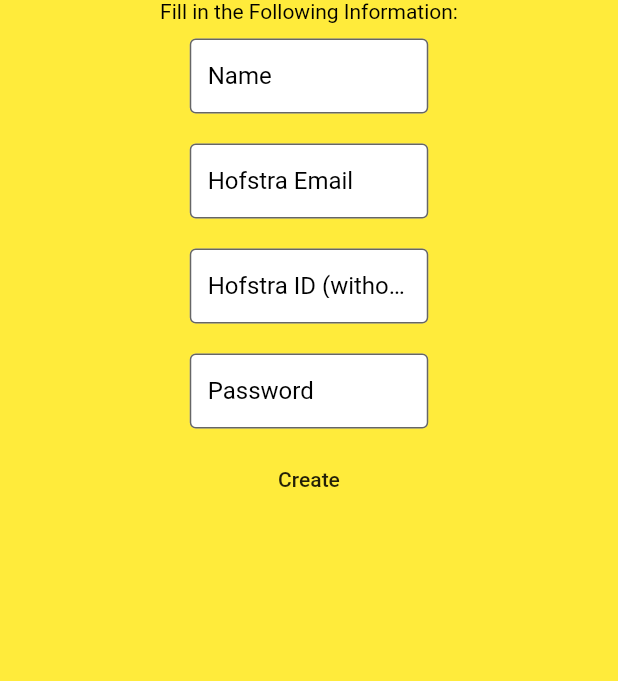
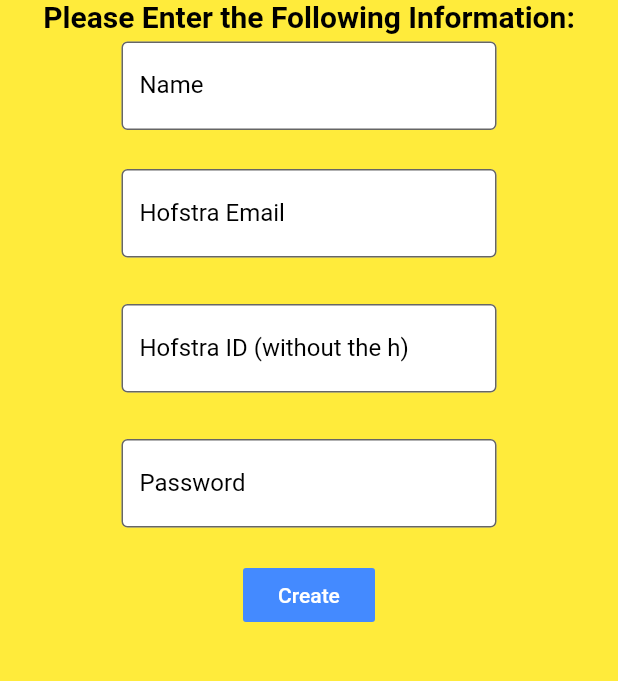
Before and after one commit to dtleight/HofSwap, a Flutter app: the screen it shows after launch, after a tap on "Create New Account", on a phone screen of 412 x 824 dp, the part 548-1229 px from its top. Run offline on Flutter 3.47's test engine with Material 2 defaults, Android fonts, the phone set to English and light mode, and no system bars; our stand-ins replace cached_network_image, cloud_firestore, firebase_auth, firebase_core, fluttertoast; missing offline and left inert: mailer; accounts and stored records are empty.

Commit message:
somehow it's possible for our app to be PRETTIER

```diff
--- a/lib/Pages/LoginPage.dart
+++ b/lib/Pages/LoginPage.dart
@@ -43,6 +43,7 @@ class _LoginPageState extends State<LoginPage> {
                   height: 70.0,
                   width: 250,
                   child: TextField(
+                      style: TextStyle(color: Colors.black),
                       decoration: new InputDecoration(
                           labelText: "Hofstra ID",
                           filled: true,
@@ -67,7 +68,7 @@ class _LoginPageState extends State<LoginPage> {
                   height: 70.0,
                   width: 250,
                   child: TextField(
-
+                      style: TextStyle(color: Colors.black),
                       decoration: new InputDecoration(
                           labelText: "Password",
                           filled: true,
--- a/lib/Pages/NewUserPage.dart
+++ b/lib/Pages/NewUserPage.dart
@@ -52,12 +52,13 @@ class _NewUserPageState extends State<NewUserPage> {
                 Align(
                     alignment: Alignment.center,
                     child: Image(image: AssetImage("assets/logo.png"))),
-                Text("Fill in the Following Information:"),
+                Text("Please Enter the Following Information:", textAlign: TextAlign.center,
+                    style: TextStyle(color: Colors.black, fontWeight: FontWeight.bold, fontSize: 20)),
                 Padding(
-                  padding: EdgeInsets.all(10),
+                  padding: EdgeInsets.all(5),
                   child: Container(
-                    height: 50.0,
-                    width: 159.0,
+                    height: 70.0,
+                    width: 250.0,
                     child: TextField(
                         decoration: new InputDecoration(
                             labelText: "Name",
@@ -78,8 +79,8 @@ class _NewUserPageState extends State<NewUserPage> {
                 Padding(
                   padding: EdgeInsets.all(10),
                   child: Container(
-                    height: 50.0,
-                    width: 159.0,
+                    height: 70.0,
+                    width: 250.0,
                     child: TextField(
 
                         decoration: new InputDecoration(
@@ -101,8 +102,8 @@ class _NewUserPageState extends State<NewUserPage> {
                 Padding(
                   padding: EdgeInsets.all(10),
                   child: Container(
-                    height: 50.0,
-                    width: 159.0,
+                    height: 70.0,
+                    width: 250.0,
                     child: TextField(
                         decoration: new InputDecoration(
                             labelText: "Hofstra ID (without the h)",
@@ -123,8 +124,8 @@ class _NewUserPageState extends State<NewUserPage> {
                 Padding(
                   padding: EdgeInsets.all(10),
                   child: Container(
-                    height: 50.0,
-                    width: 159.0,
+                    height: 70.0,
+                    width: 250.0,
                     child: TextField(
                         decoration: new InputDecoration(
                             labelText: "Password",
@@ -228,9 +229,8 @@ class _NewUserPageState extends State<NewUserPage> {
 
                           },
 
-
-
-                        child: Text("Create"));
+                        color: Colors.blueAccent,
+                        child: Text("Create", style:TextStyle(color: Colors.white)));
                   },
                 ),
               ],
--- a/lib/Popouts/SearchPopout.dart
+++ b/lib/Popouts/SearchPopout.dart
@@ -117,7 +117,7 @@ class _SearchPopoutState extends State<SearchPopout>
   {
     return
       [
-        Text(text),
+        Text(text, style: TextStyle(color: Colors.black)),
         Padding(padding: EdgeInsets.all(10),child: Container(height: 80.0, width: 250,child: TextFormField(decoration: new InputDecoration(labelText: "",labelStyle: TextStyle(color: Colors.black,),fillColor: Colors.white, filled: true, focusedBorder: OutlineInputBorder(borderSide: BorderSide(color: Colors.black,width: 1.0)),border: OutlineInputBorder(borderSide: BorderSide(color: Colors.black,width: 1.0))), controller: textControllers[index], validator: validation),),)
       ];
   }
```
Also changed, not shown: lib/Pages/SellersPage.dart (+4 -3 lines), lib/Pages/forgetPasswordPage.dart (+10 -6 lines), lib/Popouts/ChangeNamePopout.dart (+23 -3 lines), lib/Popouts/ChangePasswordPopout.dart (+5 -3 lines).
